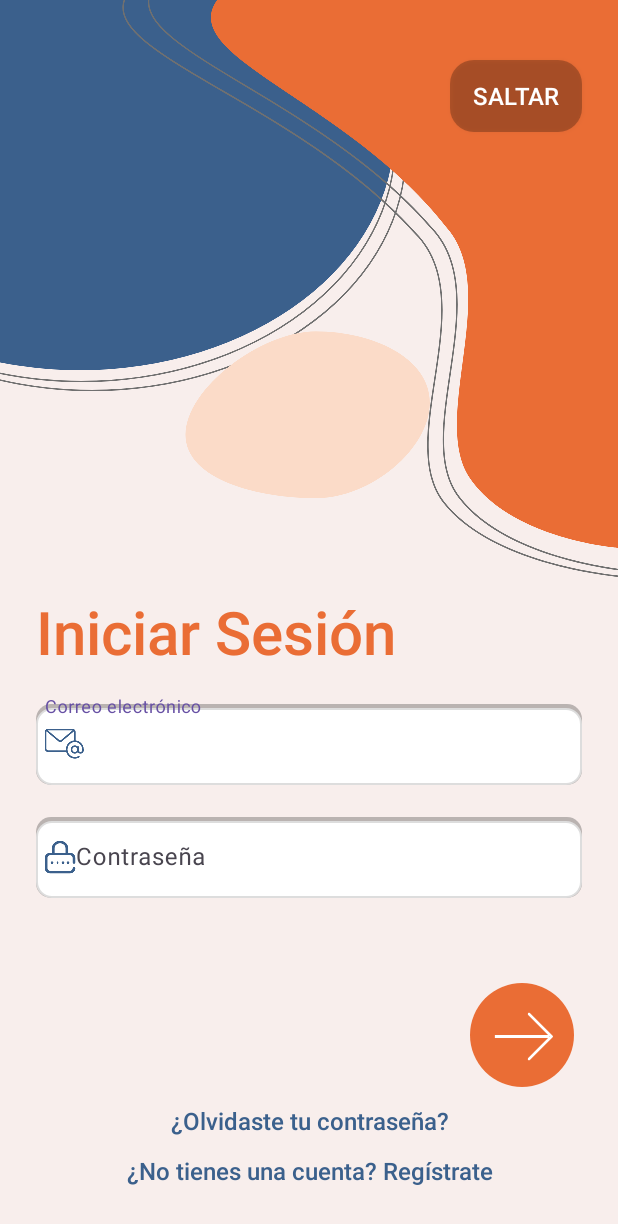
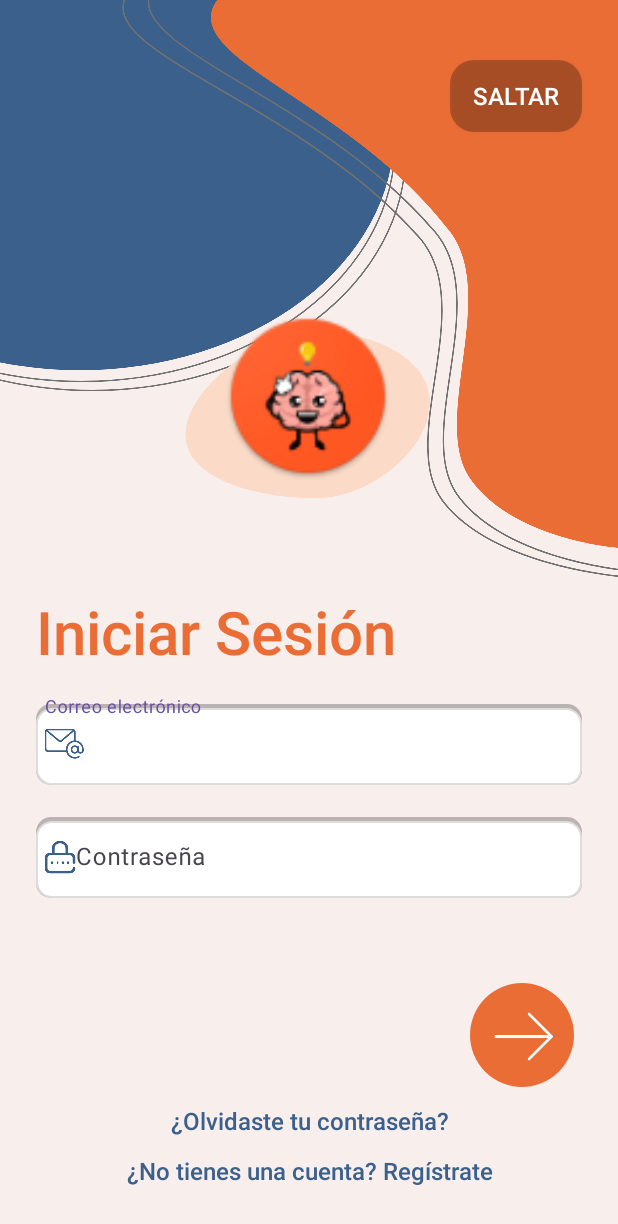
Before and after one commit to manvg/RememberItApp, an Android app: the layout activity_login.xml on its own in the app's theme, with its tools: preview values and no code run, on a phone screen of 412 x 824 dp. Shown: the top 1224 px of the screen. Run offline under Robolectric (Android 15) with nearby library versions, the phone set to English and light mode, and no system bars.

Commit message:
Se agrega logo principal

```diff
--- a/app/src/main/res/layout/activity_login.xml
+++ b/app/src/main/res/layout/activity_login.xml
@@ -7,7 +7,7 @@
     android:background="#f8eeec"
     tools:context=".LoginActivity">
 
-    <!-- Logo de la empresa -->
+    <!-- Imagen de fondo -->
     <ImageView
         android:id="@+id/top_background"
         android:layout_width="0dp"
@@ -17,6 +17,24 @@
         app:layout_constraintHorizontal_bias="0.0"
         app:layout_constraintStart_toStartOf="parent"
         app:layout_constraintTop_toTopOf="parent" />
+
+    <!-- Logo de la app -->
+
+    <ImageView
+        android:id="@+id/logo"
+        android:layout_width="113dp"
+        android:layout_height="112dp"
+        android:layout_marginTop="20dp"
+        android:maxWidth="150dp"
+        android:maxHeight="150dp"
+        android:scaleType="fitCenter"
+        android:src="@drawable/logo_remember_it"
+        app:layout_constraintBottom_toBottomOf="@id/top_background"
+        app:layout_constraintEnd_toEndOf="parent"
+        app:layout_constraintHorizontal_bias="0.498"
+        app:layout_constraintStart_toStartOf="parent"
+        app:layout_constraintTop_toTopOf="@id/top_background"
+        app:layout_constraintVertical_bias="0.717" />
 
     <androidx.appcompat.widget.AppCompatButton
         android:id="@+id/skip_button"
--- /dev/null
+++ b/app/src/main/res/mipmap-anydpi/logo_remember_it.xml
@@ -0,0 +1,5 @@
+<?xml version="1.0" encoding="utf-8"?>
+<adaptive-icon xmlns:android="http://schemas.android.com/apk/res/android">
+  <background android:drawable="@mipmap/logo_remember_it_adaptive_back"/>
+  <foreground android:drawable="@mipmap/logo_remember_it_adaptive_fore"/>
+</adaptive-icon>
```
Also changed, not shown: app/src/main/res/drawable-hdpi/logo_remember_it.png (added), app/src/main/res/drawable-mdpi/logo_remember_it.png (added), app/src/main/res/drawable-xhdpi/logo_remember_it.png (added), app/src/main/res/drawable-xxhdpi/logo_remember_it.png (added), app/src/main/res/drawable-xxxhdpi/logo_remember_it.png (added), app/src/main/res/drawable/logo_remember_it_app.png (added), app/src/main/res/mipmap-hdpi/logo_remember_it_adaptive_back.png (added), app/src/main/res/mipmap-hdpi/logo_remember_it_adaptive_fore.png (added), app/src/main/res/mipmap-mdpi/logo_remember_it_adaptive_back.png (added), app/src/main/res/mipmap-mdpi/logo_remember_it_adaptive_fore.png (added), app/src/main/res/mipmap-xhdpi/logo_remember_it_adaptive_back.png (added), app/src/main/res/mipmap-xhdpi/logo_remember_it_adaptive_fore.png (added), app/src/main/res/mipmap-xxhdpi/logo_remember_it_adaptive_back.png (added), app/src/main/res/mipmap-xxhdpi/logo_remember_it_adaptive_fore.png (added), 2 more files.
